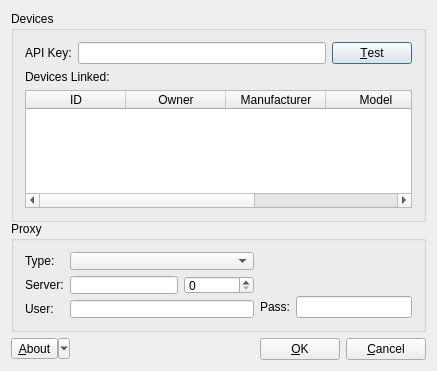
First picture: the form in settings.ui, repository liquidbrains/QBullet, before the edit.
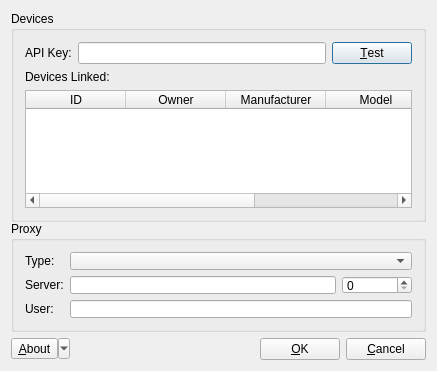
Second picture: the form after the edit. Icons and pictures are not drawn.

Commit message: Don't store proxy passwords.

The edit to the form file:
```diff
--- a/settings.ui
+++ b/settings.ui
@@ -193,41 +193,6 @@
         </item>
        </layout>
       </item>
-      <item>
-       <layout class="QVBoxLayout" name="verticalLayout_3">
-        <item>
-         <spacer name="verticalSpacer">
-          <property name="orientation">
-           <enum>Qt::Vertical</enum>
-          </property>
-          <property name="sizeHint" stdset="0">
-           <size>
-            <width>20</width>
-            <height>18</height>
-           </size>
-          </property>
-         </spacer>
-        </item>
-        <item>
-         <layout class="QHBoxLayout" name="horizontalLayout_3">
-          <item>
-           <widget class="QLabel" name="label_3">
-            <property name="text">
-             <string>Pass:</string>
-            </property>
-           </widget>
-          </item>
-          <item>
-           <widget class="QLineEdit" name="txtProxyPassword">
-            <property name="echoMode">
-             <enum>QLineEdit::Password</enum>
-            </property>
-           </widget>
-          </item>
-         </layout>
-        </item>
-       </layout>
-      </item>
      </layout>
     </widget>
    </item>
```
The commit also changes 2 other files.
